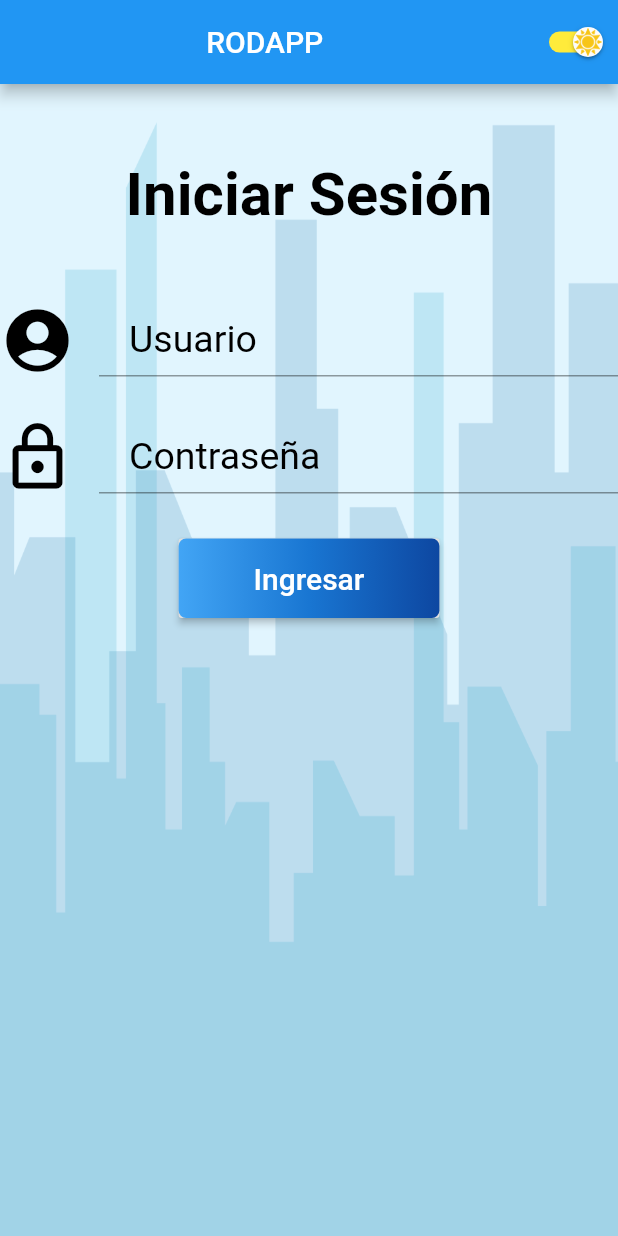
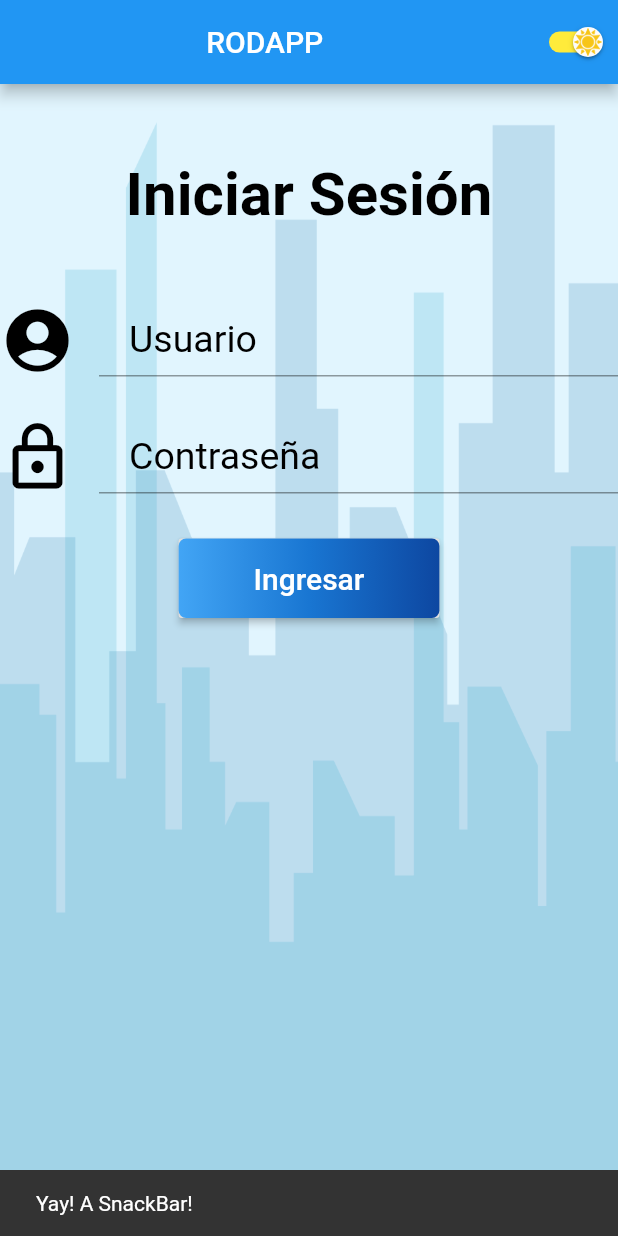
Before and after one commit to jhon0520/BiciAppFlutter, a Flutter app: the screen it shows after launch, after a tap on "Ingresar", on a phone screen of 412 x 824 dp. Run offline on Flutter 3.47's test engine with Material 2 defaults, Android fonts, the phone set to English and light mode, and no system bars.

```diff
--- a/lib/main.dart
+++ b/lib/main.dart
@@ -1,6 +1,7 @@
 
 import 'package:flutter/material.dart';
 import 'package:prueba/src/pages/login_page.dart';
+import 'package:prueba/src/pages/pruebs_page.dart';
 
 void main() => runApp(MyApp());
 
@@ -16,6 +17,7 @@ class MyApp extends StatelessWidget {
       initialRoute: 'login',
       routes: {
         'login'  : (BuildContext context ) => LoginPage(),
+        'prueba' : (BuildContext context ) => SnackBarDemo(),
       },
 
     );
--- a/lib/src/pages/login_page.dart
+++ b/lib/src/pages/login_page.dart
@@ -27,7 +27,7 @@ class _LoginPageState extends State<LoginPage> {
         children: <Widget>[
           _colorFondo(),
           _imagenFondo(),
-          _loginInputs(),
+          _loginInputs(context),
         ],
       ),
     );
@@ -76,7 +76,7 @@ class _LoginPageState extends State<LoginPage> {
     );
   }
 
-  Widget _loginInputs() {
+  Widget _loginInputs(BuildContext context) {
     final estiloTitulo = TextStyle(
         color: Colors.black, fontWeight: FontWeight.w600, fontSize: 40.0);
 
@@ -121,8 +121,23 @@ class _LoginPageState extends State<LoginPage> {
           ),
           // Login Button.
           SizedBox(height: 30),
-          RaisedButton(
-            onPressed: () {},
+          Builder(
+            builder: (context) => RaisedButton(
+                  onPressed: () {
+                    final snackBar = SnackBar(
+                      content: Text('Yay! A SnackBar!'),
+                      // action: SnackBarAction(
+                      //   label: 'Undo',
+                      //   onPressed: () {
+                      //     // Some code to undo the change.
+                      //   },
+                      // ),
+                    );
+
+                    // Find the Scaffold in the widget tree and use
+                    // it to show a SnackBar.
+                    Scaffold.of(context).showSnackBar(snackBar);
+                  },
                   textColor: Colors.white,
                   padding: EdgeInsets.all(0.0),
                   child: Container(
@@ -134,12 +149,12 @@ class _LoginPageState extends State<LoginPage> {
                             Color(0xFF0D47A1),
                           ],
                         ),
-                borderRadius: BorderRadius.all(Radius.circular(5.0))
+                        borderRadius: BorderRadius.all(Radius.circular(5.0))),
+                    // Padding del boton.
+                    padding:
+                        EdgeInsets.symmetric(horizontal: 50.0, vertical: 15.0),
+                    child: Text('Ingresar', style: TextStyle(fontSize: 20)),
                   ),
-              // Padding del boton.
-              padding: EdgeInsets.symmetric(horizontal: 50.0, vertical: 15.0),
-              child:
-                  const Text('Ingresar', style: TextStyle(fontSize: 20)),
                 ),
           ),
         ],
--- /dev/null
+++ b/lib/src/pages/pruebs_page.dart
@@ -0,0 +1,42 @@
+import 'package:flutter/material.dart';
+
+class SnackBarDemo extends StatelessWidget {
+  @override
+  Widget build(BuildContext context) {
+    return MaterialApp(
+      title: 'SnackBar Demo',
+      home: Scaffold(
+        appBar: AppBar(
+          title: Text('SnackBar Demo'),
+        ),
+        body: SnackBarPage(),
+      ),
+    );
+  }
+}
+
+class SnackBarPage extends StatelessWidget {
+  @override
+  Widget build(BuildContext context) {
+    return Center(
+      child: RaisedButton(
+        onPressed: () {
+          final snackBar = SnackBar(
+            content: Text('Yay! A SnackBar!'),
+            action: SnackBarAction(
+              label: 'Undo',
+              onPressed: () {
+                // Some code to undo the change.
+              },
+            ),
+          );
+
+          // Find the Scaffold in the widget tree and use
+          // it to show a SnackBar.
+          Scaffold.of(context).showSnackBar(snackBar);
+        },
+        child: Text('Show SnackBar'),
+      ),
+    );
+  }
+}
```
Lines whose indentation alone changed are shown as unchanged.
